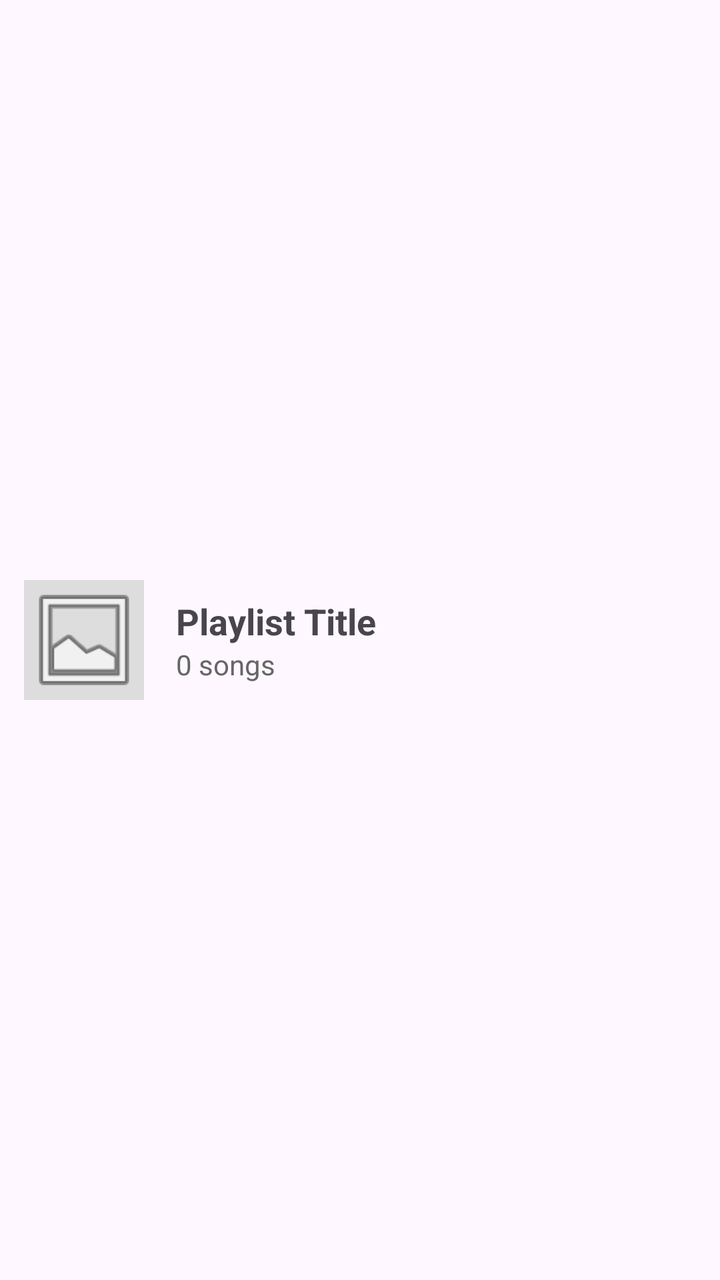
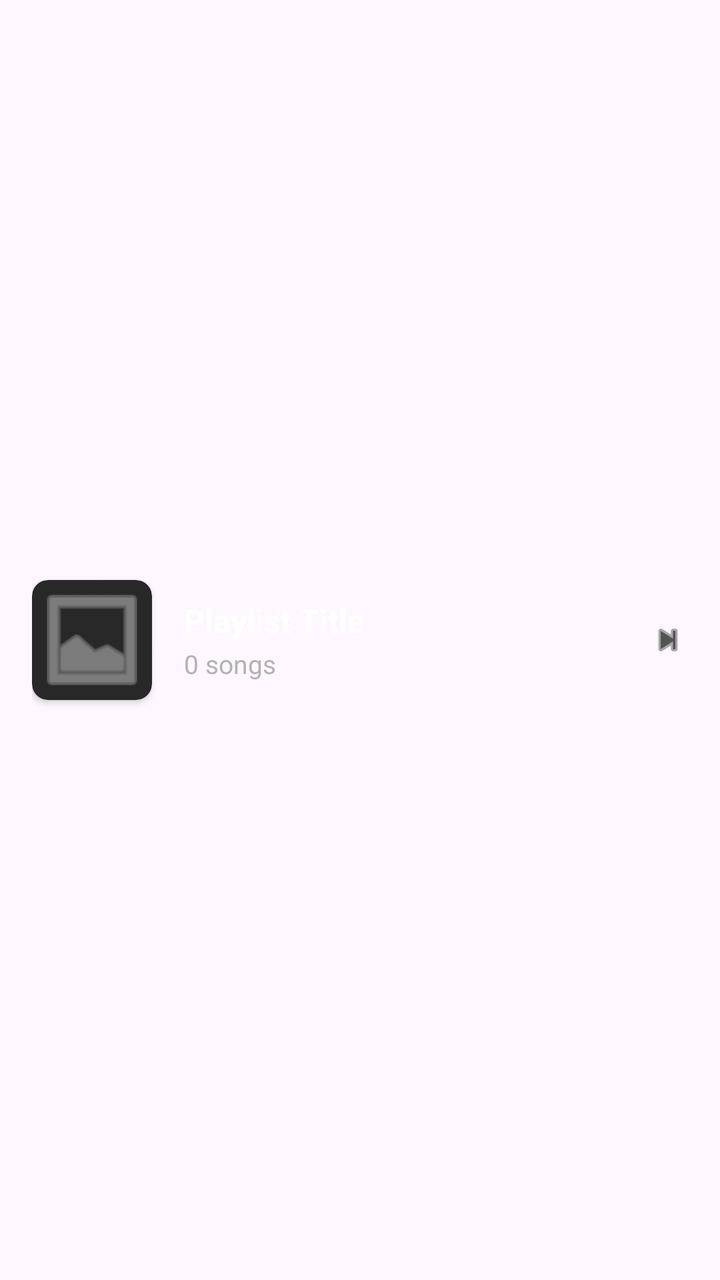

An Android layout rendered at two revisions. The XML below is the earlier revision; the diff shows what the commit changed to produce the second picture.
<!-- AndroidManifest.xml: application theme Theme.DSSMV_ProjectDroid_1230628_1222027 -->
<!-- res/layout/item_playlist.xml -->
<?xml version="1.0" encoding="utf-8"?>
<LinearLayout xmlns:android="http://schemas.android.com/apk/res/android"
              android:layout_width="match_parent"
              android:layout_height="wrap_content"
              android:orientation="horizontal"
              android:padding="12dp"
              android:gravity="center_vertical">

    <ImageView
            android:id="@+id/imgPlaylistCover"
            android:layout_width="60dp"
            android:layout_height="60dp"
            android:src="@android:drawable/ic_menu_gallery"
            android:scaleType="centerCrop"
            android:background="#DDDDDD" />

    <LinearLayout
            android:layout_width="0dp"
            android:layout_height="wrap_content"
            android:layout_weight="1"
            android:layout_marginStart="16dp"
            android:orientation="vertical">

        <TextView
                android:id="@+id/txtPlaylistName"
                android:layout_width="wrap_content"
                android:layout_height="wrap_content"
                android:text="Playlist Title"
                android:textSize="18sp"
                android:textStyle="bold" />

        <TextView
                android:id="@+id/txtSongCount"
                android:layout_width="wrap_content"
                android:layout_height="wrap_content"
                android:text="0 songs"
                android:textColor="#666666"
                android:textSize="14sp" />
    </LinearLayout>

</LinearLayout>
<!-- resources referenced by this layout -->
<resources>
  <style name="Theme.DSSMV_ProjectDroid_1230628_1222027" parent="Base.Theme.DSSMV_ProjectDroid_1230628_1222027" />
  <style name="Base.Theme.DSSMV_ProjectDroid_1230628_1222027" parent="Theme.Material3.DayNight.NoActionBar">
          
          
      </style>
</resources>

<!-- the commit's change to res/layout/item_playlist.xml (unified diff, before → after) -->
@@ -1,41 +1,69 @@
 <?xml version="1.0" encoding="utf-8"?>
 <LinearLayout xmlns:android="http://schemas.android.com/apk/res/android"
+              xmlns:app="http://schemas.android.com/apk/res-auto"
               android:layout_width="match_parent"
               android:layout_height="wrap_content"
+              android:background="?attr/selectableItemBackground"
+              android:clickable="true"
+              android:focusable="true"
+              android:gravity="center_vertical"
               android:orientation="horizontal"
-              android:padding="12dp"
-              android:gravity="center_vertical">
+              android:paddingHorizontal="16dp"
+              android:paddingVertical="10dp">
 
-    <ImageView
-            android:id="@+id/imgPlaylistCover"
+    <androidx.cardview.widget.CardView
             android:layout_width="60dp"
             android:layout_height="60dp"
-            android:src="@android:drawable/ic_menu_gallery"
-            android:scaleType="centerCrop"
-            android:background="#DDDDDD" />
+            app:cardBackgroundColor="#282828"
+            app:cardCornerRadius="8dp"
+            app:cardElevation="2dp">
+
+        <ImageView
+                android:id="@+id/imgPlaylistCover"
+                android:layout_width="match_parent"
+                android:layout_height="match_parent"
+                android:contentDescription="Capa da Playlist"
+                android:scaleType="centerCrop"
+                android:src="@android:drawable/ic_menu_gallery"
+                app:tint="#B3B3B3" />
+    </androidx.cardview.widget.CardView>
 
     <LinearLayout
             android:layout_width="0dp"
             android:layout_height="wrap_content"
+            android:layout_marginStart="16dp"
+            android:layout_marginEnd="8dp"
             android:layout_weight="1"
-            android:layout_marginStart="16dp"
             android:orientation="vertical">
 
         <TextView
                 android:id="@+id/txtPlaylistName"
                 android:layout_width="wrap_content"
                 android:layout_height="wrap_content"
+                android:ellipsize="end"
+                android:maxLines="1"
                 android:text="Playlist Title"
-                android:textSize="18sp"
+                android:textColor="#FFFFFF"
+                android:textSize="16sp"
                 android:textStyle="bold" />
 
         <TextView
                 android:id="@+id/txtSongCount"
                 android:layout_width="wrap_content"
                 android:layout_height="wrap_content"
+                android:layout_marginTop="2dp"
+                android:ellipsize="end"
+                android:maxLines="1"
                 android:text="0 songs"
-                android:textColor="#666666"
-                android:textSize="14sp" />
+                android:textColor="#B3B3B3"
+                android:textSize="13sp" />
     </LinearLayout>
 
+    <ImageView
+            android:layout_width="20dp"
+            android:layout_height="20dp"
+            android:contentDescription="Ver Playlist"
+            android:src="@android:drawable/ic_media_next"
+            app:tint="#535353" />
+
 </LinearLayout>
